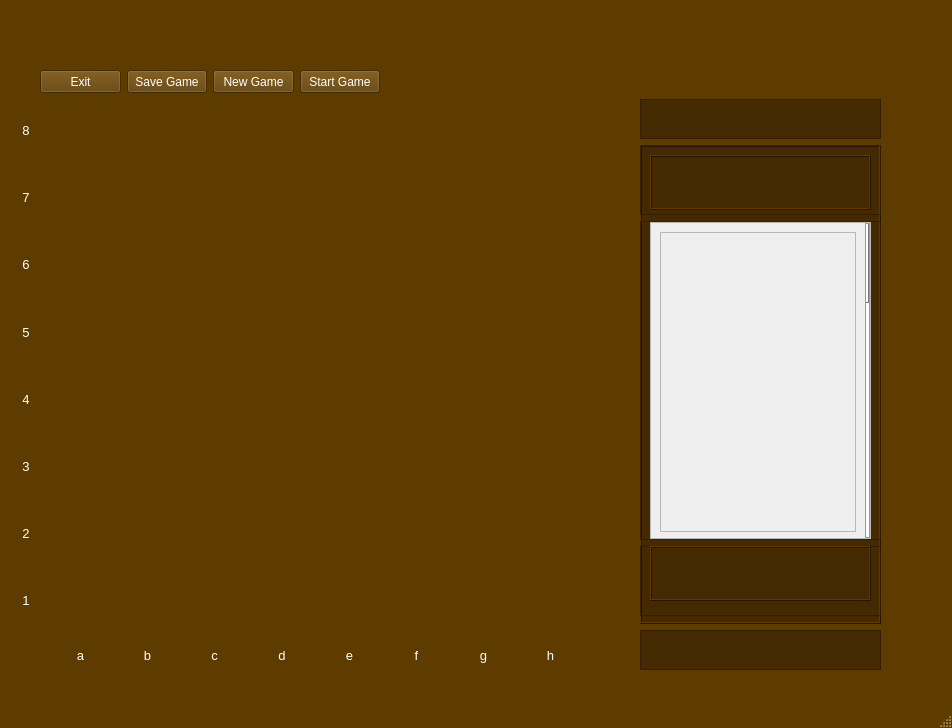
First picture: the form in mainwindow.ui, repository 20170635k/ChessGame, before the edit.
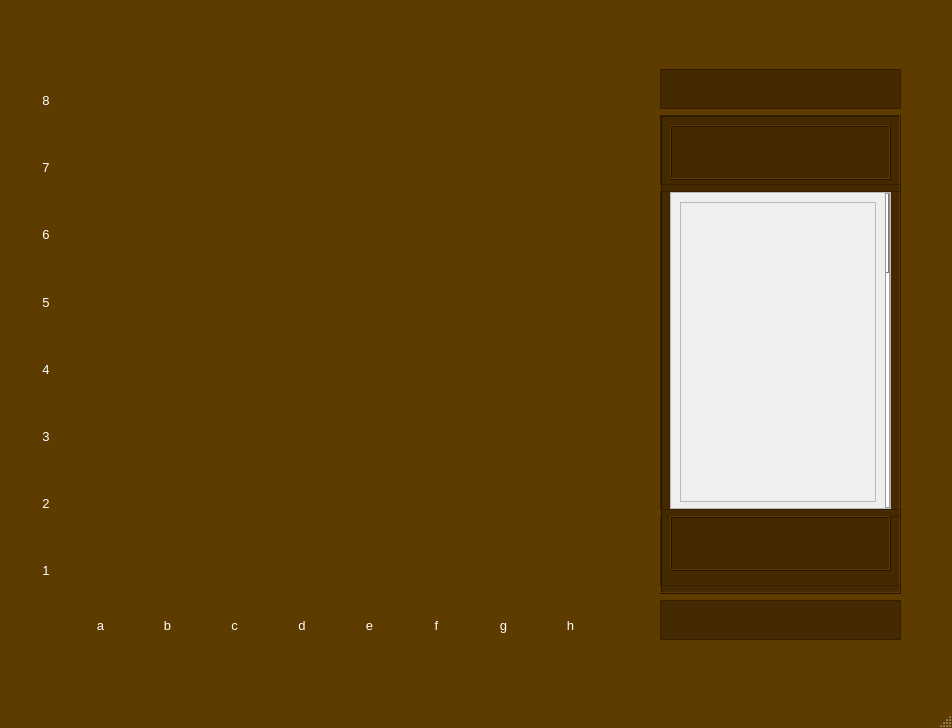
Second picture: the form after the edit.

What changed in the file:
```diff
--- a/mainwindow.ui
+++ b/mainwindow.ui
@@ -10,6 +10,18 @@
     <height>728</height>
    </rect>
   </property>
+  <property name="minimumSize">
+   <size>
+    <width>952</width>
+    <height>728</height>
+   </size>
+  </property>
+  <property name="maximumSize">
+   <size>
+    <width>952</width>
+    <height>728</height>
+   </size>
+  </property>
   <property name="palette">
    <palette>
     <active>
@@ -462,8 +474,8 @@
    <widget class="QWidget" name="gridLayoutWidget">
     <property name="geometry">
      <rect>
-      <x>50</x>
-      <y>100</y>
+      <x>70</x>
+      <y>70</y>
       <width>531</width>
       <height>531</height>
      </rect>
@@ -474,75 +486,11 @@
      </property>
     </layout>
    </widget>
-   <widget class="QWidget" name="verticalLayoutWidget">
-    <property name="geometry">
-     <rect>
-      <x>40</x>
-      <y>70</y>
-      <width>340</width>
-      <height>23</height>
-     </rect>
-    </property>
-    <layout class="QHBoxLayout" name="horizontalLayout">
-     <item>
-      <widget class="QPushButton" name="pushButton_3">
-       <property name="maximumSize">
-        <size>
-         <width>150</width>
-         <height>40</height>
-        </size>
-       </property>
-       <property name="text">
-        <string>Exit</string>
-       </property>
-      </widget>
-     </item>
-     <item>
-      <widget class="QPushButton" name="saveGamebutton">
-       <property name="maximumSize">
-        <size>
-         <width>150</width>
-         <height>40</height>
-        </size>
-       </property>
-       <property name="text">
-        <string>Save Game</string>
-       </property>
-      </widget>
-     </item>
-     <item>
-      <widget class="QPushButton" name="pushButton">
-       <property name="maximumSize">
-        <size>
-         <width>150</width>
-         <height>40</height>
-        </size>
-       </property>
-       <property name="text">
-        <string>New Game</string>
-       </property>
-      </widget>
-     </item>
-     <item>
-      <widget class="QPushButton" name="pushButton_4">
-       <property name="maximumSize">
-        <size>
-         <width>150</width>
-         <height>40</height>
-        </size>
-       </property>
-       <property name="text">
-        <string>Start Game</string>
-       </property>
-      </widget>
-     </item>
-    </layout>
-   </widget>
    <widget class="QWidget" name="verticalLayoutWidget_3">
     <property name="geometry">
      <rect>
-      <x>10</x>
-      <y>100</y>
+      <x>30</x>
+      <y>70</y>
       <width>32</width>
       <height>531</height>
      </rect>
@@ -690,8 +638,8 @@
    <widget class="QWidget" name="horizontalLayoutWidget_3">
     <property name="geometry">
      <rect>
-      <x>50</x>
-      <y>640</y>
+      <x>70</x>
+      <y>610</y>
       <width>531</width>
       <height>31</height>
      </rect>
@@ -824,11 +772,11 @@
      </item>
     </layout>
    </widget>
-   <widget class="QWidget" name="">
+   <widget class="QWidget" name="layoutWidget">
     <property name="geometry">
      <rect>
-      <x>640</x>
-      <y>99</y>
+      <x>660</x>
+      <y>69</y>
       <width>241</width>
       <height>571</height>
      </rect>
@@ -1915,7 +1863,7 @@
                <property name="geometry">
                 <rect>
                  <x>0</x>
-                 <y>-360</y>
+                 <y>0</y>
                  <width>212</width>
                  <height>1236</height>
                 </rect>
```
Left out of the diff: 11 changed lines with no effect on the pictures.
